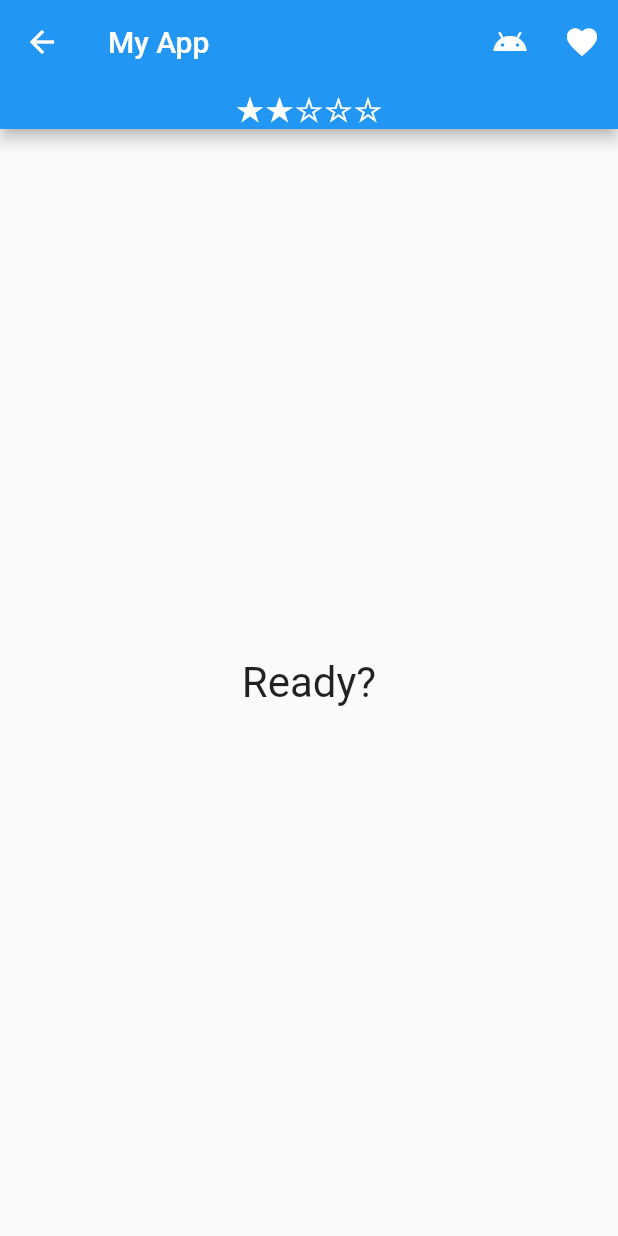
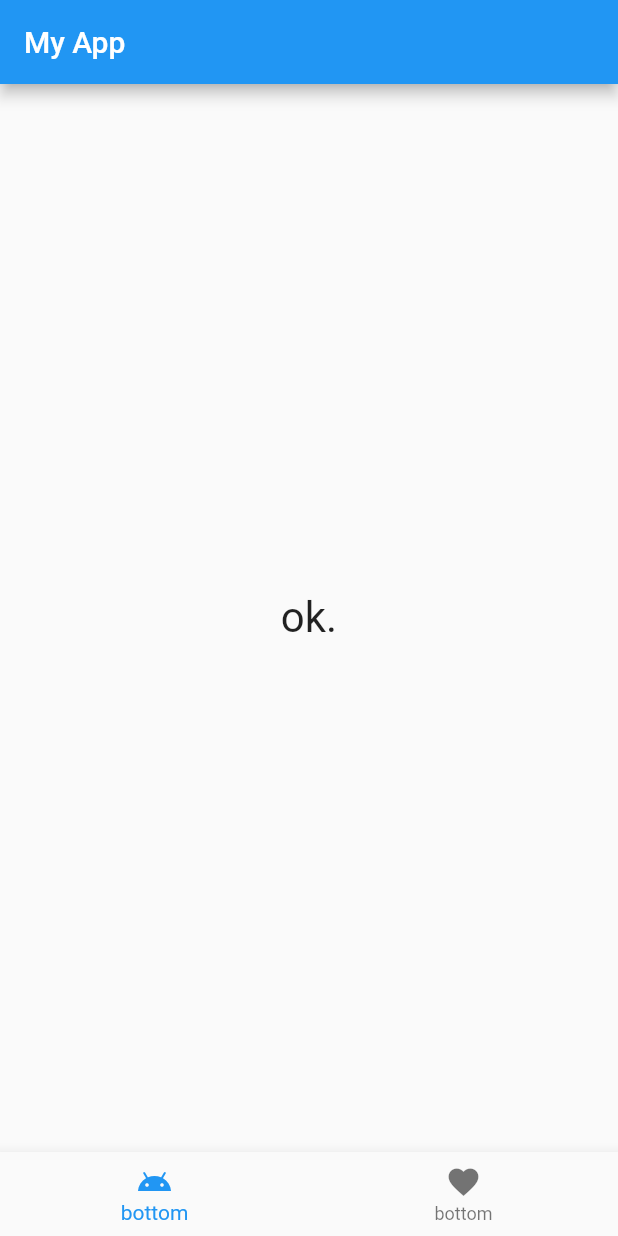
Before and after one commit to TomokiIchi/chapter5, a Flutter app: the screen it shows after launch, on a phone screen of 412 x 824 dp. Run offline on Flutter 3.47's test engine with Material 2 defaults, Android fonts, the phone set to English and light mode, and no system bars.

Commit message:
bottombutton coplete

```diff
--- a/lib/main.dart
+++ b/lib/main.dart
@@ -28,78 +28,50 @@ class MyHomePage extends StatefulWidget {
 
 class _MyHomePageState extends State<MyHomePage> {
   String _message;
-  String _stars;
-  int _star = 2;
+  int _index = 0;
 
   @override
   void initState() {
-    _message = 'Ready?';
+    _message = 'ok.';
     super.initState();
   }
 
   @override
   Widget build(BuildContext context) {
     return Scaffold(
-        appBar: AppBar(
-          title: Text('My App'),
-          leading: BackButton(
-            color: Colors.white,
-          ),
-          actions: <Widget>[
-            IconButton(
-              icon: Icon(Icons.android),
-              tooltip: 'add star...',
-              onPressed: iconPressedA,
-            ),
-            IconButton(
-              icon: Icon(Icons.favorite),
-              tooltip: 'subtract star...',
-              onPressed: iconPressedB,
-            ),
-          ],
-          bottom: PreferredSize(
-            preferredSize: const Size.fromHeight(30.0),
-            child: Center(
-              child: Text(
-                _stars != null ? _stars : '★★☆☆☆',
-                style: TextStyle(
-                  fontSize: 22.0,
-                  color: Colors.white,
-                ),
-              ),
-            ),
-          ),
-        ),
-        body: Center(
-            child: Text(
+      appBar: AppBar(
+        title: Text('My App'),
+      ),
+      body: Center(
+        child: Text(
           _message,
           style: const TextStyle(
             fontSize: 28.0,
           ),
-        )));
+        ),
+      ),
+      bottomNavigationBar: BottomNavigationBar(
+        currentIndex: _index,
+        items: <BottomNavigationBarItem>[
+          BottomNavigationBarItem(
+            title: Text('bottom'),
+            icon: Icon(Icons.android),
+          ),
+          BottomNavigationBarItem(
+            title: Text("bottom"),
+            icon: Icon(Icons.favorite),
+          ),
+        ],
+        onTap: tapBottomIcon,
+      ),
+    );
   }
 
-  void iconPressedA() {
-    _message = 'tap "android".';
-    _star++;
-    update();
-  }
-
-  void iconPressedB() {
-    _message = 'tap "favorite".';
-    _star--;
-    update();
-  }
-
-  void update() {
-    _star = _star < 0
-        ? 0
-        : _star > 5
-            ? 5
-            : _star;
+  void tapBottomIcon(int value) {
+    var items = ['Android', 'Heart'];
     setState(() {
-      _stars = '★★★★★☆☆☆☆☆'.substring(5 - _star, 5 - _star + 5);
-      _message = _message + '[$_star]';
+      _index = value;
+      _message = 'you tapped: "' + items[_index] + '".';
     });
   }
 }
```
